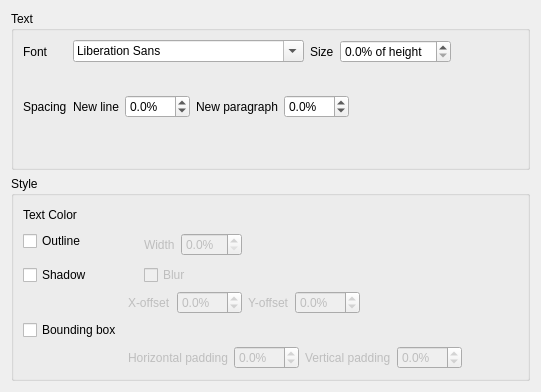
The window that src/bomi/ui/osdthemewidget.ui (bylee20/bomi) describes before a commit, drawn with Qt 5.
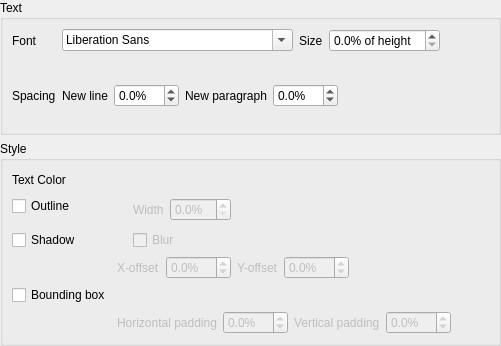
The same window after the commit. Custom widgets are drawn as their Qt base class.

Commit message: remove margins in OsdThemeWidget

Diff of the .ui file:
```diff
--- a/src/bomi/ui/osdthemewidget.ui
+++ b/src/bomi/ui/osdthemewidget.ui
@@ -6,11 +6,23 @@
    <rect>
     <x>0</x>
     <y>0</y>
-    <width>541</width>
-    <height>392</height>
+    <width>501</width>
+    <height>346</height>
    </rect>
   </property>
   <layout class="QVBoxLayout" name="verticalLayout_3">
+   <property name="leftMargin">
+    <number>0</number>
+   </property>
+   <property name="topMargin">
+    <number>0</number>
+   </property>
+   <property name="rightMargin">
+    <number>0</number>
+   </property>
+   <property name="bottomMargin">
+    <number>0</number>
+   </property>
    <item>
     <widget class="QGroupBox" name="groupBox_11">
      <property name="title">
```
